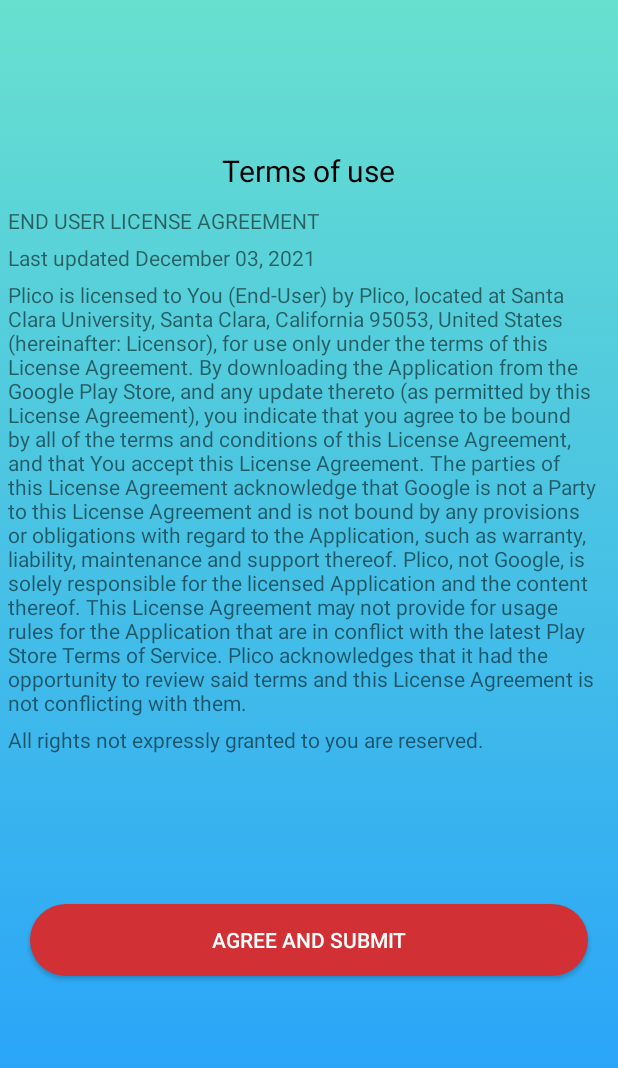
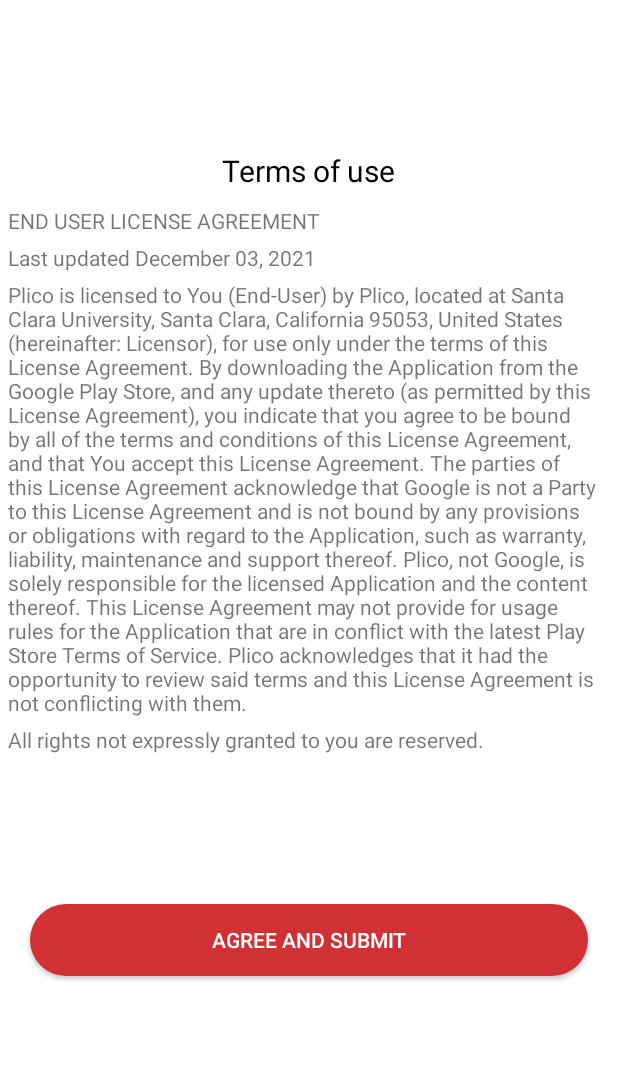
Before and after one commit to revanthscu/PlicoApp, an Android app: the TermsActivity screen opened directly, with no data from a screen before it, on a phone screen of 412 x 824 dp. Shown: the top 1068 px of the screen. Run offline under Robolectric (Android 15) with nearby library versions, the phone set to English and light mode, and no system bars; our stand-ins replace Firebase (no records; nobody signed in at launch, a user with empty details on screens opened directly).

Commit message:
save working

```diff
--- a/app/src/main/java/com/example/plicoapp/Matching/MainActivity.java
+++ b/app/src/main/java/com/example/plicoapp/Matching/MainActivity.java
@@ -303,6 +303,8 @@ public class MainActivity extends Activity {
 
     private void checkIfMatch(Cards card) {
 
+
+
         if (card.getLikedPeople().contains(myUid)) {
             sendNotification();
             matches.add(card.getUserId());
@@ -333,8 +335,8 @@ public class MainActivity extends Activity {
 
 
     public void sendNotification() {
-        //NotificationCompat.Builder nb = mNotificationHelper.getChannel1Notification(mContext.getString(R.string.app_name), "CONGRATS ITS A MATCH!");
-        //mNotificationHelper.getManager().notify(1, nb.build());
+        NotificationCompat.Builder nb = mNotificationHelper.getChannel1Notification(mContext.getString(R.string.app_name), "CONGRATS ITS A MATCH!");
+        mNotificationHelper.getManager().notify(1, nb.build());
 
         dialog = new Dialog(mContext); // Context, this, etc.
         dialog.setContentView(R.layout.match_dialogue);
--- a/app/src/main/java/com/example/plicoapp/Matching/Matched_Activity.java
+++ b/app/src/main/java/com/example/plicoapp/Matching/Matched_Activity.java
@@ -85,7 +85,7 @@ public class Matched_Activity extends AppCompatActivity {
                                 (ArrayList) doc.get("likes"));
                         myCard = cards;
 
-                        if (!(myMatches.isEmpty())) {
+                        if(!(myMatches== null)) {
                             myMatches = (ArrayList)doc.get("matches");
                             for(String uid : myMatches) {
                                 DocumentReference docR = db.collection("Users").document(uid);
--- a/app/src/main/res/layout/termsofuse.xml
+++ b/app/src/main/res/layout/termsofuse.xml
@@ -1,7 +1,6 @@
 <?xml version="1.0" encoding="utf-8"?>
 <LinearLayout xmlns:android="http://schemas.android.com/apk/res/android"
     android:orientation="vertical"
-    android:background="@drawable/gradient"
     android:layout_width="match_parent"
     android:layout_height="match_parent">
     <TextView
```
